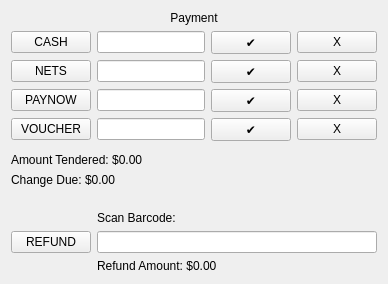
The window that Project/ui/payment.ui (Selvam-T/POS) describes before a commit, drawn with Qt 5.
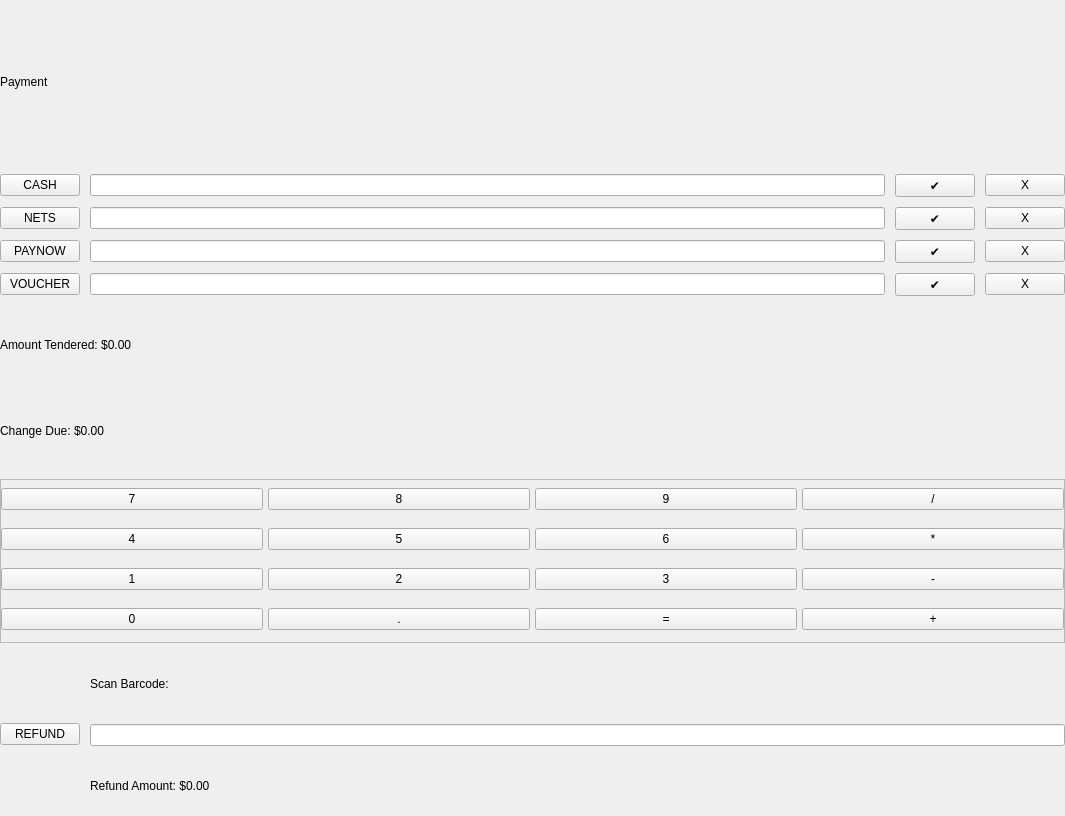
The same window after the commit.

Commit message: salesFrame widget reordered and finalized, except salesTable

Patch:
```diff
--- a/Project/ui/payment.ui
+++ b/Project/ui/payment.ui
@@ -3,21 +3,47 @@
 <ui version="4.0">
  <class>PaymentPanel</class>
  <widget class="QWidget" name="PaymentPanel">
-  <layout class="QVBoxLayout" name="verticalLayout">
-   <item>
+  <property name="geometry">
+   <rect>
+    <x>0</x>
+    <y>0</y>
+    <width>1065</width>
+    <height>816</height>
+   </rect>
+  </property>
+  <layout class="QVBoxLayout" name="mainPaymentLayout">
+   <property name="spacing">
+    <number>10</number>
+   </property>
+   <property name="leftMargin">
+    <number>0</number>
+   </property>
+   <property name="topMargin">
+    <number>0</number>
+   </property>
+   <property name="rightMargin">
+    <number>0</number>
+   </property>
+   <property name="bottomMargin">
+    <number>0</number>
+   </property>
+    <item>
     <widget class="QLabel" name="paymentLabel">
      <property name="text">
       <string>Payment</string>
      </property>
-     <property name="alignment">
-      <set>Qt::AlignCenter</set>
-     </property>
     </widget>
    </item>
-   <item>
+   <item stretch="3">
     <layout class="QVBoxLayout" name="paymentMethodsLayout">
+     <property name="spacing">
+      <number>10</number>
+     </property>
      <item>
-      <layout class="QHBoxLayout" name="methodRow1">
+      <layout class="QHBoxLayout" name="cashRow">
+       <property name="spacing">
+        <number>10</number>
+       </property>
        <item>
         <widget class="QPushButton" name="cashBtn">
          <property name="text">
@@ -41,7 +67,10 @@
       </layout>
      </item>
      <item>
-      <layout class="QHBoxLayout" name="methodRow2">
+      <layout class="QHBoxLayout" name="netsRow">
+       <property name="spacing">
+        <number>10</number>
+       </property>
        <item>
         <widget class="QPushButton" name="netsBtn">
          <property name="text"><string>NETS</string></property>
@@ -63,7 +92,10 @@
       </layout>
      </item>
      <item>
-      <layout class="QHBoxLayout" name="methodRow3">
+      <layout class="QHBoxLayout" name="paynowRow">
+       <property name="spacing">
+        <number>10</number>
+       </property>
        <item>
         <widget class="QPushButton" name="paynowBtn">
          <property name="text"><string>PAYNOW</string></property>
@@ -85,7 +117,10 @@
       </layout>
      </item>
      <item>
-      <layout class="QHBoxLayout" name="methodRow4">
+      <layout class="QHBoxLayout" name="voucherRow">
+       <property name="spacing">
+        <number>10</number>
+       </property>
        <item>
         <widget class="QPushButton" name="voucherBtn">
          <property name="text"><string>VOUCHER</string></property>
@@ -108,11 +143,11 @@
      </item>
     </layout>
    </item>
-   <item>
-    <widget class="QFrame" name="line1"/>
-   </item>
-   <item>
+   <item stretch="1">
     <layout class="QVBoxLayout" name="summaryLayout">
+     <property name="spacing">
+      <number>10</number>
+     </property>
      <item>
       <widget class="QLabel" name="amountTenderedLabel">
        <property name="text"><string>Amount Tendered: $0.00</string></property>
@@ -125,30 +160,203 @@
      </item>
     </layout>
    </item>
-   <item>
-    <widget class="QFrame" name="line2"/>
+   <item stretch="3">
+    <widget class="QFrame" name="keypadFrame">
+     <property name="frameShape">
+      <enum>QFrame::StyledPanel</enum>
+     </property>
+     <property name="frameShadow">
+      <enum>QFrame::Raised</enum>
+     </property>
+     <layout class="QVBoxLayout" name="keypadLayout">
+      <property name="spacing">
+       <number>10</number>
+      </property>
+      <property name="leftMargin">
+       <number>0</number>
+      </property>
+      <property name="topMargin">
+       <number>0</number>
+      </property>
+      <property name="rightMargin">
+       <number>0</number>
+      </property>
+      <property name="bottomMargin">
+       <number>0</number>
+      </property>
+      <item>
+       <layout class="QHBoxLayout" name="keypadRow1">
+        <property name="spacing">
+         <number>5</number>
+        </property>
+        <item>
+         <widget class="QPushButton" name="btn7">
+          <property name="text">
+           <string>7</string>
+          </property>
+         </widget>
+        </item>
+        <item>
+         <widget class="QPushButton" name="btn8">
+          <property name="text">
+           <string>8</string>
+          </property>
+         </widget>
+        </item>
+        <item>
+         <widget class="QPushButton" name="btn9">
+          <property name="text">
+           <string>9</string>
+          </property>
+         </widget>
+        </item>
+        <item>
+         <widget class="QPushButton" name="btnDivide">
+          <property name="text">
+           <string>/</string>
+          </property>
+         </widget>
+        </item>
+       </layout>
+      </item>
+      <item>
+       <layout class="QHBoxLayout" name="keypadRow2">
+        <property name="spacing">
+         <number>5</number>
+        </property>
+        <item>
+         <widget class="QPushButton" name="btn4">
+          <property name="text">
+           <string>4</string>
+          </property>
+         </widget>
+        </item>
+        <item>
+         <widget class="QPushButton" name="btn5">
+          <property name="text">
+           <string>5</string>
+          </property>
+         </widget>
+        </item>
+        <item>
+         <widget class="QPushButton" name="btn6">
+          <property name="text">
+           <string>6</string>
+          </property>
+         </widget>
+        </item>
+        <item>
+         <widget class="QPushButton" name="btnMultiply">
+          <property name="text">
+           <string>*</string>
+          </property>
+         </widget>
+        </item>
+       </layout>
+      </item>
+      <item>
+       <layout class="QHBoxLayout" name="keypadRow3">
+        <property name="spacing">
+         <number>5</number>
+        </property>
+        <item>
+         <widget class="QPushButton" name="btn1">
+          <property name="text">
+           <string>1</string>
+          </property>
+         </widget>
+        </item>
+        <item>
+         <widget class="QPushButton" name="btn2">
+          <property name="text">
+           <string>2</string>
+          </property>
+         </widget>
+        </item>
+        <item>
+         <widget class="QPushButton" name="btn3">
+          <property name="text">
+           <string>3</string>
+          </property>
+         </widget>
+        </item>
+        <item>
+         <widget class="QPushButton" name="btnMinus">
+          <property name="text">
+           <string>-</string>
+          </property>
+         </widget>
+        </item>
+       </layout>
+      </item>
+      <item>
+       <layout class="QHBoxLayout" name="keypadRow4">
+        <property name="spacing">
+         <number>5</number>
+        </property>
+        <item>
+         <widget class="QPushButton" name="btn0">
+          <property name="text">
+           <string>0</string>
+          </property>
+         </widget>
+        </item>
+        <item>
+         <widget class="QPushButton" name="btnDecimal">
+          <property name="text">
+           <string>.</string>
+          </property>
+         </widget>
+        </item>
+        <item>
+         <widget class="QPushButton" name="btnEquals">
+          <property name="text">
+           <string>=</string>
+          </property>
+         </widget>
+        </item>
+        <item>
+         <widget class="QPushButton" name="btnPlus">
+          <property name="text">
+           <string>+</string>
+          </property>
+         </widget>
+        </item>
+       </layout>
+      </item>
+     </layout>
+    </widget>
    </item>
-   <item>
-    <widget class="QWidget" name="keypadPlaceholder"/>
-   </item>
-   <item>
-    <widget class="QFrame" name="line3"/>
-   </item>
-   <item>
+   <item stretch="1">
     <layout class="QHBoxLayout" name="refundLayout">
+     <property name="spacing">
+      <number>10</number>
+     </property>
      <item>
-      <widget class="QPushButton" name="refundBtn"><property name="text"><string>REFUND</string></property></widget>
+      <widget class="QPushButton" name="refundBtn">
+       <property name="text">
+        <string>REFUND</string>
+       </property>
+      </widget>
      </item>
      <item>
       <layout class="QVBoxLayout" name="refundFields">
        <item>
-        <widget class="QLabel" name="scanLabel"><property name="text"><string>Scan Barcode:</string></property></widget>
+        <widget class="QLabel" name="scanLabel">
+         <property name="text">
+          <string>Scan Barcode:</string>
+         </property>
+        </widget>
        </item>
        <item>
         <widget class="QLineEdit" name="scanInput"/>
        </item>
        <item>
-        <widget class="QLabel" name="refundAmountLabel"><property name="text"><string>Refund Amount: $0.00</string></property></widget>
+        <widget class="QLabel" name="refundAmountLabel">
+         <property name="text">
+          <string>Refund Amount: $0.00</string>
+         </property>
+        </widget>
        </item>
       </layout>
      </item>
```
Left out of the diff: 53 changed lines with no effect on the pictures. The commit also changes 6 other files.
